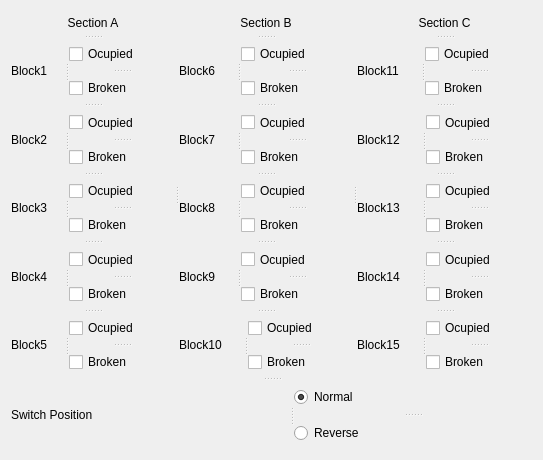
First picture: the form in CTC/UI/InputsDebug.ui, repository PenguinMesssiah/train-system, before the edit.
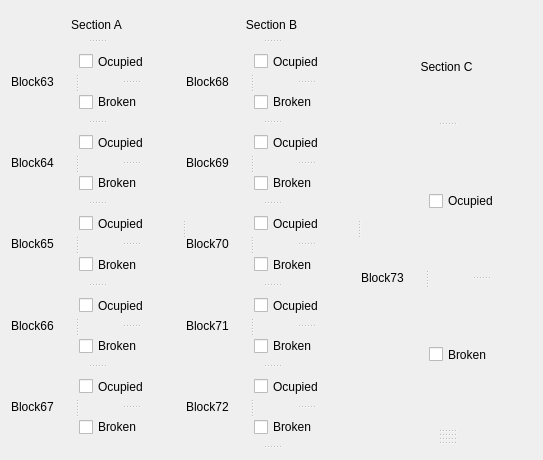
Second picture: the form after the edit.

```diff
--- a/CTC/UI/InputsDebug.ui
+++ b/CTC/UI/InputsDebug.ui
@@ -45,7 +45,7 @@
          </property>
          <widget class="QLabel" name="label">
           <property name="text">
-           <string>Block1</string>
+           <string>Block63</string>
           </property>
          </widget>
          <widget class="QSplitter" name="splitter">
@@ -73,7 +73,7 @@
          </property>
          <widget class="QLabel" name="label_15">
           <property name="text">
-           <string>Block2</string>
+           <string>Block64</string>
           </property>
          </widget>
          <widget class="QSplitter" name="splitter_11">
@@ -101,7 +101,7 @@
          </property>
          <widget class="QLabel" name="label_17">
           <property name="text">
-           <string>Block3</string>
+           <string>Block65</string>
           </property>
          </widget>
          <widget class="QSplitter" name="splitter_20">
@@ -129,7 +129,7 @@
          </property>
          <widget class="QLabel" name="label_16">
           <property name="text">
-           <string>Block4</string>
+           <string>Block66</string>
           </property>
          </widget>
          <widget class="QSplitter" name="splitter_17">
@@ -157,7 +157,7 @@
          </property>
          <widget class="QLabel" name="label_18">
           <property name="text">
-           <string>Block5</string>
+           <string>Block67</string>
           </property>
          </widget>
          <widget class="QSplitter" name="splitter_22">
@@ -203,7 +203,7 @@
          </property>
          <widget class="QLabel" name="label_20">
           <property name="text">
-           <string>Block6</string>
+           <string>Block68</string>
           </property>
          </widget>
          <widget class="QSplitter" name="splitter_28">
@@ -231,7 +231,7 @@
          </property>
          <widget class="QLabel" name="label_21">
           <property name="text">
-           <string>Block7</string>
+           <string>Block69</string>
           </property>
          </widget>
          <widget class="QSplitter" name="splitter_30">
@@ -259,7 +259,7 @@
          </property>
          <widget class="QLabel" name="label_22">
           <property name="text">
-           <string>Block8</string>
+           <string>Block70</string>
           </property>
          </widget>
          <widget class="QSplitter" name="splitter_32">
@@ -287,7 +287,7 @@
          </property>
          <widget class="QLabel" name="label_23">
           <property name="text">
-           <string>Block9</string>
+           <string>Block71</string>
           </property>
          </widget>
          <widget class="QSplitter" name="splitter_34">
@@ -315,7 +315,7 @@
          </property>
          <widget class="QLabel" name="label_24">
           <property name="text">
-           <string>Block10</string>
+           <string>Block72</string>
           </property>
          </widget>
          <widget class="QSplitter" name="splitter_36">
@@ -361,7 +361,7 @@
          </property>
          <widget class="QLabel" name="label_26">
           <property name="text">
-           <string>Block11</string>
+           <string>Block73</string>
           </property>
          </widget>
          <widget class="QSplitter" name="splitter_40">
@@ -387,112 +387,40 @@
          <property name="orientation">
           <enum>Qt::Horizontal</enum>
          </property>
-         <widget class="QLabel" name="label_27">
-          <property name="text">
-           <string>Block12</string>
-          </property>
-         </widget>
          <widget class="QSplitter" name="splitter_42">
           <property name="orientation">
            <enum>Qt::Vertical</enum>
           </property>
-          <widget class="QCheckBox" name="b12o">
-           <property name="text">
-            <string>Ocupied</string>
-           </property>
-          </widget>
-          <widget class="QCheckBox" name="b12b">
-           <property name="layoutDirection">
-            <enum>Qt::LeftToRight</enum>
-           </property>
-           <property name="text">
-            <string>Broken</string>
-           </property>
-          </widget>
          </widget>
         </widget>
         <widget class="QSplitter" name="splitter_43">
          <property name="orientation">
           <enum>Qt::Horizontal</enum>
          </property>
-         <widget class="QLabel" name="label_28">
-          <property name="text">
-           <string>Block13</string>
-          </property>
-         </widget>
          <widget class="QSplitter" name="splitter_44">
           <property name="orientation">
            <enum>Qt::Vertical</enum>
           </property>
-          <widget class="QCheckBox" name="b13o">
-           <property name="text">
-            <string>Ocupied</string>
-           </property>
-          </widget>
-          <widget class="QCheckBox" name="b13b">
-           <property name="layoutDirection">
-            <enum>Qt::LeftToRight</enum>
-           </property>
-           <property name="text">
-            <string>Broken</string>
-           </property>
-          </widget>
          </widget>
         </widget>
         <widget class="QSplitter" name="splitter_45">
          <property name="orientation">
           <enum>Qt::Horizontal</enum>
          </property>
-         <widget class="QLabel" name="label_29">
-          <property name="text">
-           <string>Block14</string>
-          </property>
-         </widget>
          <widget class="QSplitter" name="splitter_46">
           <property name="orientation">
            <enum>Qt::Vertical</enum>
           </property>
-          <widget class="QCheckBox" name="b14o">
-           <property name="text">
-            <string>Ocupied</string>
-           </property>
-          </widget>
-          <widget class="QCheckBox" name="b14b">
-           <property name="layoutDirection">
-            <enum>Qt::LeftToRight</enum>
-           </property>
-           <property name="text">
-            <string>Broken</string>
-           </property>
-          </widget>
          </widget>
         </widget>
         <widget class="QSplitter" name="splitter_47">
          <property name="orientation">
           <enum>Qt::Horizontal</enum>
          </property>
-         <widget class="QLabel" name="label_30">
-          <property name="text">
-           <string>Block15</string>
-          </property>
-         </widget>
          <widget class="QSplitter" name="splitter_48">
           <property name="orientation">
            <enum>Qt::Vertical</enum>
           </property>
-          <widget class="QCheckBox" name="b15o">
-           <property name="text">
-            <string>Ocupied</string>
-           </property>
-          </widget>
-          <widget class="QCheckBox" name="b15b">
-           <property name="layoutDirection">
-            <enum>Qt::LeftToRight</enum>
-           </property>
-           <property name="text">
-            <string>Broken</string>
-           </property>
-          </widget>
          </widget>
         </widget>
        </widget>
@@ -502,34 +430,10 @@
       <property name="orientation">
        <enum>Qt::Horizontal</enum>
       </property>
-      <widget class="QLabel" name="label_31">
-       <property name="sizePolicy">
-        <sizepolicy hsizetype="Preferred" vsizetype="Preferred">
-         <horstretch>0</horstretch>
-         <verstretch>0</verstretch>
-        </sizepolicy>
-       </property>
-       <property name="text">
-        <string>Switch Position</string>
-       </property>
-      </widget>
       <widget class="QSplitter" name="splitter_49">
        <property name="orientation">
         <enum>Qt::Vertical</enum>
        </property>
-       <widget class="QRadioButton" name="radioButton">
-        <property name="text">
-         <string>Normal</string>
-        </property>
-        <property name="checked">
-         <bool>true</bool>
-        </property>
-       </widget>
-       <widget class="QRadioButton" name="radioButton_2">
-        <property name="text">
-         <string>Reverse</string>
-        </property>
-       </widget>
       </widget>
      </widget>
     </widget>
```
